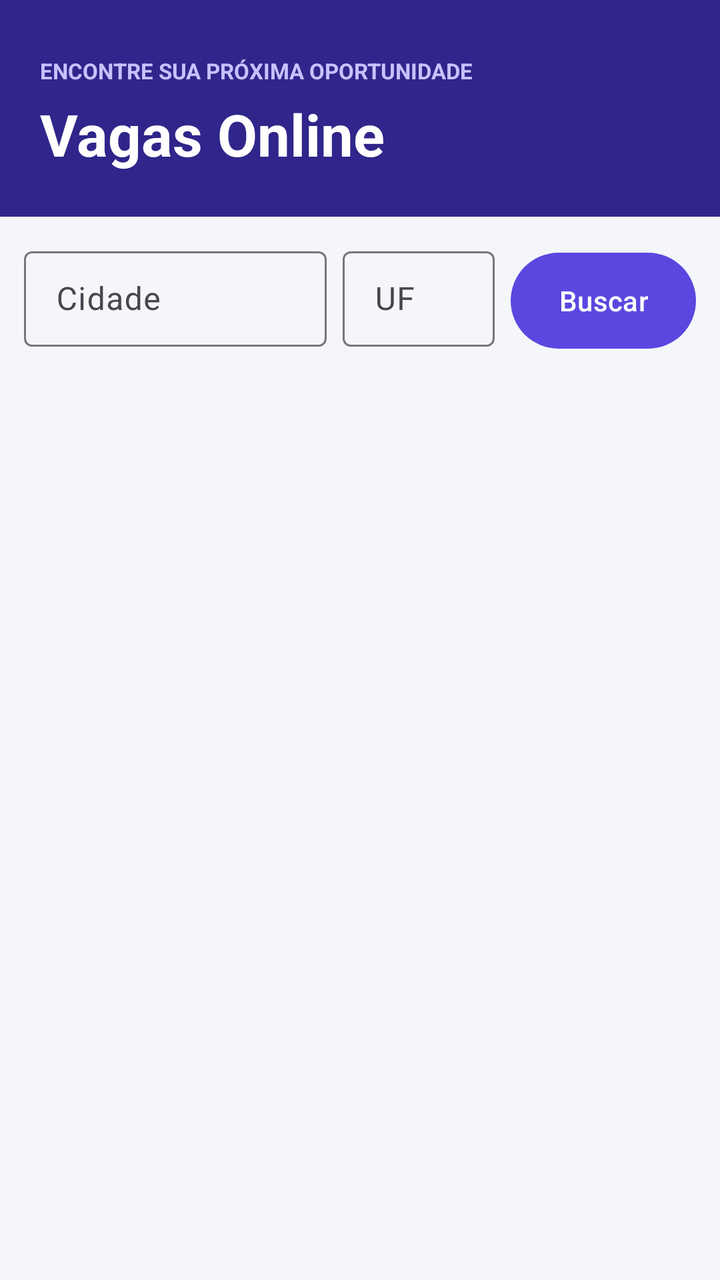
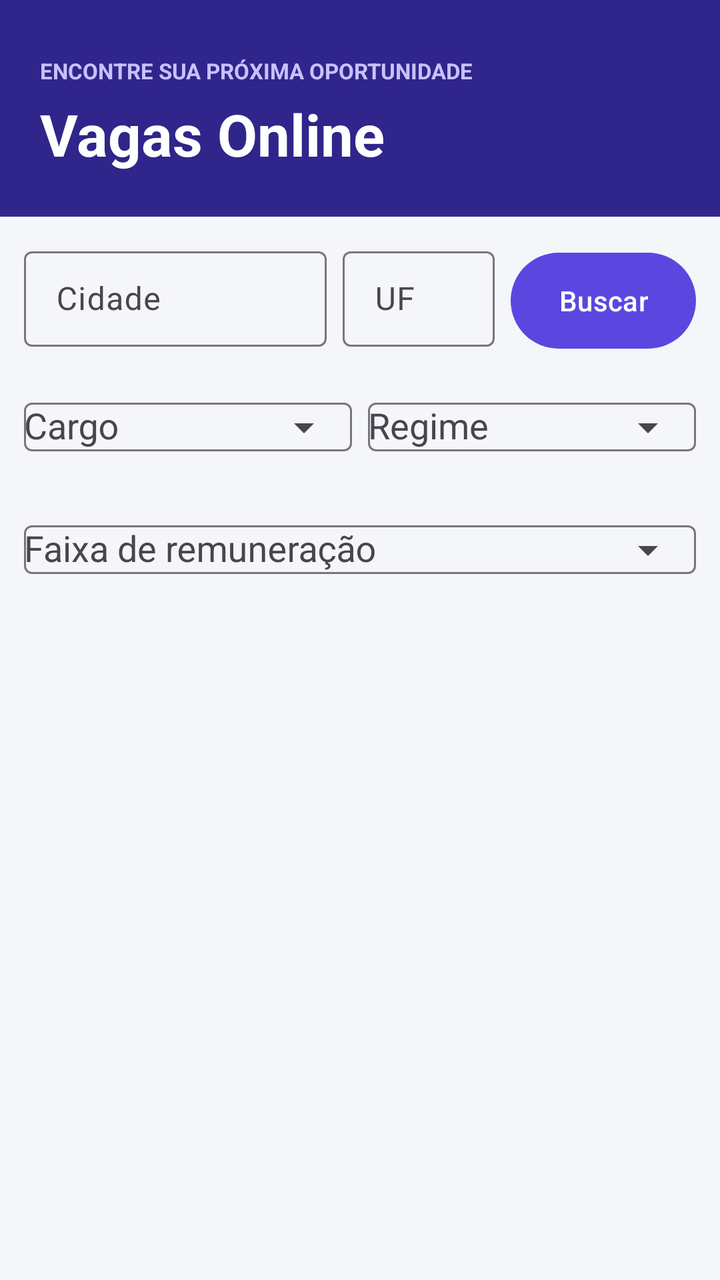

Before-and-after screenshots of an Android layout around one commit, followed by the original layout XML and the change that was made.
<!-- AndroidManifest.xml: application theme Theme.VagasOnline -->
<!-- res/layout/activity_main.xml -->
<?xml version="1.0" encoding="utf-8"?>
<LinearLayout xmlns:android="http://schemas.android.com/apk/res/android"
    xmlns:app="http://schemas.android.com/apk/res-auto"
    android:layout_width="match_parent"
    android:layout_height="match_parent"
    android:orientation="vertical"
    android:background="#F5F6FA">

    <LinearLayout
        android:layout_width="match_parent"
        android:layout_height="wrap_content"
        android:orientation="vertical"
        android:paddingStart="20dp"
        android:paddingTop="28dp"
        android:paddingEnd="20dp"
        android:paddingBottom="22dp"
        android:background="@color/brand_dark">

        <TextView
            android:layout_width="wrap_content"
            android:layout_height="wrap_content"
            android:text="ENCONTRE SUA PRÓXIMA OPORTUNIDADE"
            android:textColor="#C9C1FF"
            android:textSize="11sp"
            android:textStyle="bold" />

        <TextView
            android:layout_width="wrap_content"
            android:layout_height="wrap_content"
            android:layout_marginTop="5dp"
            android:text="Vagas Online"
            android:textColor="@color/white"
            android:textSize="29sp"
            android:textStyle="bold" />
    </LinearLayout>

    <LinearLayout
        android:layout_width="match_parent"
        android:layout_height="wrap_content"
        android:orientation="horizontal"
        android:padding="12dp">

        <com.google.android.material.textfield.TextInputLayout
            style="@style/Widget.Material3.TextInputLayout.OutlinedBox.Dense"
            android:layout_width="0dp"
            android:layout_height="wrap_content"
            android:layout_weight="2"
            android:hint="Cidade">
            <com.google.android.material.textfield.TextInputEditText
                android:id="@+id/inputCidade"
                android:layout_width="match_parent"
                android:layout_height="wrap_content"
                android:singleLine="true" />
        </com.google.android.material.textfield.TextInputLayout>

        <com.google.android.material.textfield.TextInputLayout
            style="@style/Widget.Material3.TextInputLayout.OutlinedBox.Dense"
            android:layout_width="0dp"
            android:layout_height="wrap_content"
            android:layout_marginStart="8dp"
            android:layout_weight="1"
            android:hint="UF">
            <com.google.android.material.textfield.TextInputEditText
                android:id="@+id/inputEstado"
                android:layout_width="match_parent"
                android:layout_height="wrap_content"
                android:maxLength="2"
                android:singleLine="true" />
        </com.google.android.material.textfield.TextInputLayout>

        <com.google.android.material.button.MaterialButton
            android:id="@+id/buttonBuscar"
            android:layout_width="wrap_content"
            android:layout_height="56dp"
            android:layout_marginStart="8dp"
            android:text="Buscar" />
    </LinearLayout>

    <ProgressBar
        android:id="@+id/progress"
        android:layout_width="wrap_content"
        android:layout_height="wrap_content"
        android:layout_gravity="center"
        android:visibility="gone" />

    <TextView
        android:id="@+id/textEmpty"
        android:layout_width="match_parent"
        android:layout_height="wrap_content"
        android:padding="28dp"
        android:text="Nenhuma vaga encontrada."
        android:textAlignment="center"
        android:textColor="#657089"
        android:visibility="gone" />

    <androidx.recyclerview.widget.RecyclerView
        android:id="@+id/recyclerVagas"
        android:layout_width="match_parent"
        android:layout_height="0dp"
        android:layout_weight="1"
        android:clipToPadding="false"
        android:paddingStart="12dp"
        android:paddingEnd="12dp"
        android:paddingBottom="12dp"
        app:layoutManager="androidx.recyclerview.widget.LinearLayoutManager" />
</LinearLayout>
<!-- resources referenced by this layout -->
<resources>
  <color name="brand_dark">#30258A</color>
  <color name="white">#FFFFFF</color>
  <style name="Theme.VagasOnline" parent="Theme.Material3.DayNight.NoActionBar">
          <item name="colorPrimary">@color/brand_primary</item>
          <item name="colorSecondary">@color/brand_accent</item>
          <item name="android:statusBarColor">@color/brand_dark</item>
      </style>
  <color name="brand_primary">#5B47E0</color>
  <color name="brand_accent">#7A68EE</color>
</resources>

<!-- the commit's change to res/layout/activity_main.xml (unified diff, before → after) -->
@@ -37,43 +37,99 @@
     <LinearLayout
         android:layout_width="match_parent"
         android:layout_height="wrap_content"
-        android:orientation="horizontal"
+        android:orientation="vertical"
         android:padding="12dp">
+
+        <LinearLayout
+            android:layout_width="match_parent"
+            android:layout_height="wrap_content"
+            android:orientation="horizontal">
+
+            <com.google.android.material.textfield.TextInputLayout
+                style="@style/Widget.Material3.TextInputLayout.OutlinedBox.Dense"
+                android:layout_width="0dp"
+                android:layout_height="wrap_content"
+                android:layout_weight="2"
+                android:hint="Cidade">
+                <com.google.android.material.textfield.TextInputEditText
+                    android:id="@+id/inputCidade"
+                    android:layout_width="match_parent"
+                    android:layout_height="wrap_content"
+                    android:singleLine="true" />
+            </com.google.android.material.textfield.TextInputLayout>
+
+            <com.google.android.material.textfield.TextInputLayout
+                style="@style/Widget.Material3.TextInputLayout.OutlinedBox.Dense"
+                android:layout_width="0dp"
+                android:layout_height="wrap_content"
+                android:layout_marginStart="8dp"
+                android:layout_weight="1"
+                android:hint="UF">
+                <com.google.android.material.textfield.TextInputEditText
+                    android:id="@+id/inputEstado"
+                    android:layout_width="match_parent"
+                    android:layout_height="wrap_content"
+                    android:maxLength="2"
+                    android:singleLine="true" />
+            </com.google.android.material.textfield.TextInputLayout>
+
+            <com.google.android.material.button.MaterialButton
+                android:id="@+id/buttonBuscar"
+                android:layout_width="wrap_content"
+                android:layout_height="56dp"
+                android:layout_marginStart="8dp"
+                android:text="Buscar" />
+        </LinearLayout>
+
+        <LinearLayout
+            android:layout_width="match_parent"
+            android:layout_height="wrap_content"
+            android:layout_marginTop="8dp"
+            android:orientation="horizontal">
+
+            <com.google.android.material.textfield.TextInputLayout
+                style="@style/Widget.Material3.TextInputLayout.OutlinedBox.Dense"
+                android:layout_width="0dp"
+                android:layout_height="wrap_content"
+                android:layout_weight="1"
+                android:hint="Cargo"
+                app:endIconMode="dropdown_menu">
+                <com.google.android.material.textfield.MaterialAutoCompleteTextView
+                    android:id="@+id/inputCargo"
+                    android:layout_width="match_parent"
+                    android:layout_height="wrap_content"
+                    android:inputType="none" />
+            </com.google.android.material.textfield.TextInputLayout>
+
+            <com.google.android.material.textfield.TextInputLayout
+                style="@style/Widget.Material3.TextInputLayout.OutlinedBox.Dense"
+                android:layout_width="0dp"
+                android:layout_height="wrap_content"
+                android:layout_marginStart="8dp"
+                android:layout_weight="1"
+                android:hint="Regime"
+                app:endIconMode="dropdown_menu">
+                <com.google.android.material.textfield.MaterialAutoCompleteTextView
+                    android:id="@+id/inputRegime"
+                    android:layout_width="match_parent"
+                    android:layout_height="wrap_content"
+                    android:inputType="none" />
+            </com.google.android.material.textfield.TextInputLayout>
+        </LinearLayout>
 
         <com.google.android.material.textfield.TextInputLayout
             style="@style/Widget.Material3.TextInputLayout.OutlinedBox.Dense"
-            android:layout_width="0dp"
+            android:layout_width="match_parent"
             android:layout_height="wrap_content"
-            android:layout_weight="2"
-            android:hint="Cidade">
-            <com.google.android.material.textfield.TextInputEditText
-                android:id="@+id/inputCidade"
+            android:layout_marginTop="8dp"
+            android:hint="Faixa de remuneração"
+            app:endIconMode="dropdown_menu">
+            <com.google.android.material.textfield.MaterialAutoCompleteTextView
+                android:id="@+id/inputRemuneracao"
                 android:layout_width="match_parent"
                 android:layout_height="wrap_content"
-                android:singleLine="true" />
+                android:inputType="none" />
         </com.google.android.material.textfield.TextInputLayout>
-
-        <com.google.android.material.textfield.TextInputLayout
-            style="@style/Widget.Material3.TextInputLayout.OutlinedBox.Dense"
-            android:layout_width="0dp"
-            android:layout_height="wrap_content"
-            android:layout_marginStart="8dp"
-            android:layout_weight="1"
-            android:hint="UF">
-            <com.google.android.material.textfield.TextInputEditText
-                android:id="@+id/inputEstado"
-                android:layout_width="match_parent"
-                android:layout_height="wrap_content"
-                android:maxLength="2"
-                android:singleLine="true" />
-        </com.google.android.material.textfield.TextInputLayout>
-
-        <com.google.android.material.button.MaterialButton
-            android:id="@+id/buttonBuscar"
-            android:layout_width="wrap_content"
-            android:layout_height="56dp"
-            android:layout_marginStart="8dp"
-            android:text="Buscar" />
     </LinearLayout>
 
     <ProgressBar
